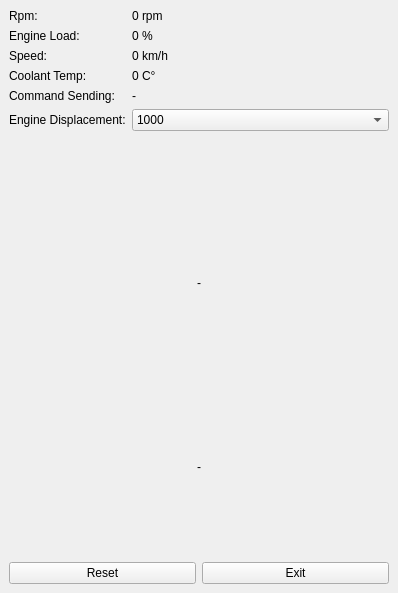
This is obdscan.ui in takyonxxx/Elm327_Wifi_Obd2_Qt_Project as Qt 5 draws it before an edit. The edited form follows.
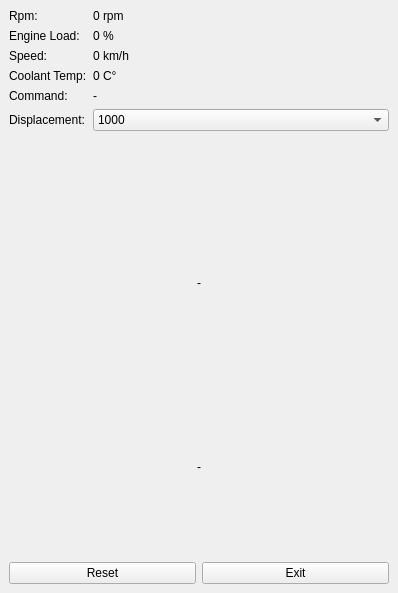
This is the edited form.

What changed in the file:
```diff
--- a/obdscan.ui
+++ b/obdscan.ui
@@ -84,7 +84,7 @@
         <item row="4" column="0">
          <widget class="QLabel" name="labelStatusTitle">
           <property name="text">
-           <string>Command Sending:</string>
+           <string>Command:</string>
           </property>
          </widget>
         </item>
@@ -98,7 +98,7 @@
         <item row="5" column="0">
          <widget class="QLabel" name="labelEngineDisplacement">
           <property name="text">
-           <string>Engine Displacement:</string>
+           <string>Displacement:</string>
           </property>
          </widget>
         </item>
```
